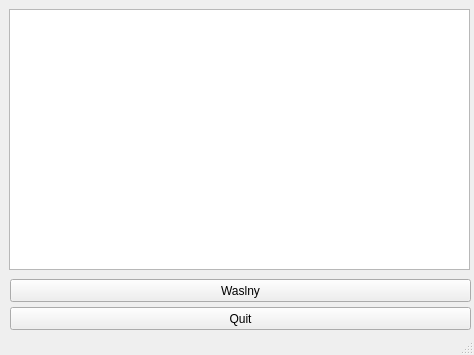
First picture: the form in mainwindow.ui, repository MohamedAdel769/Mini-Waslny, before the edit.
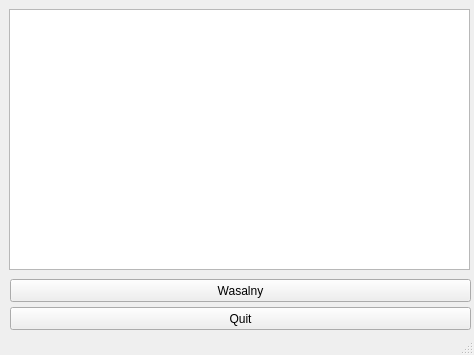
Second picture: the form after the edit. Icons and pictures are not drawn.

The edit to the form file:
```diff
--- a/mainwindow.ui
+++ b/mainwindow.ui
@@ -60,7 +60,7 @@
      </rect>
     </property>
     <property name="text">
-     <string>Waslny</string>
+     <string>Wasalny</string>
     </property>
    </widget>
    <widget class="QLabel" name="label">
```
